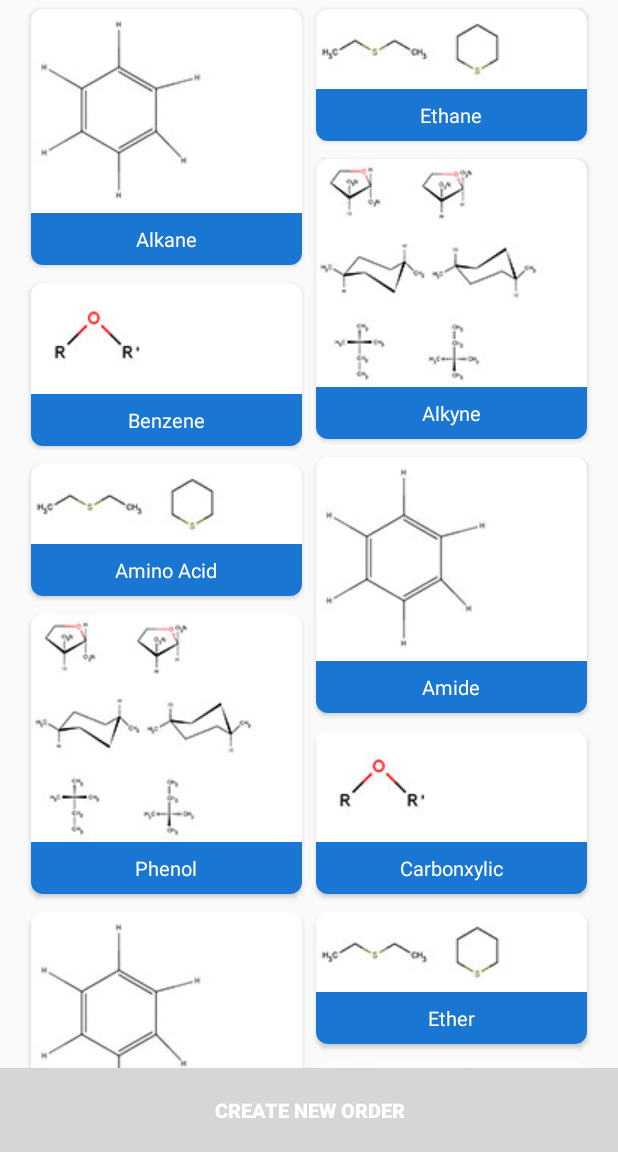
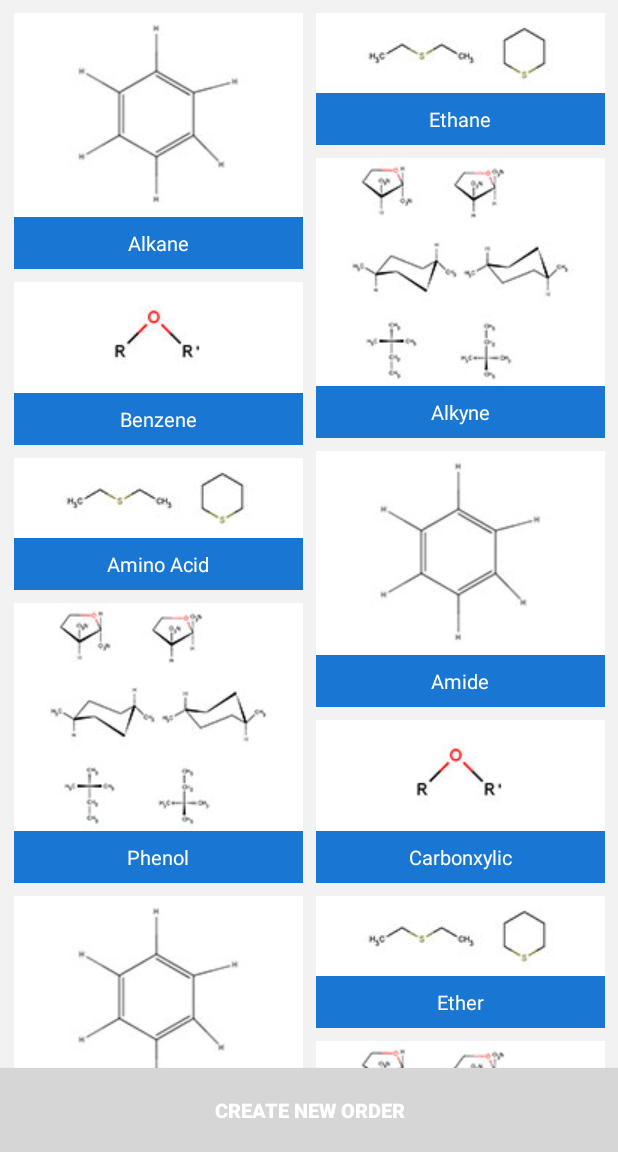
Before and after one commit to ismailkattakath/AndroidStaggeredGridLayoutManager, an Android app: the screen it shows after launch (MainActivity before the commit, OrderScreen after it), on a phone screen of 412 x 824 dp, the part 84-1236 px from its top. Run offline under Robolectric (Android 15) with nearby library versions, the phone set to English and light mode, and no system bars.

Commit message:
2nd commit

```diff
--- a/app/src/main/AndroidManifest.xml
+++ b/app/src/main/AndroidManifest.xml
@@ -8,7 +8,7 @@
         android:label="@string/app_name"
         android:theme="@style/AppTheme" >
         <activity
-            android:name=".MainActivity"
+            android:name=".OrderScreen"
             android:label="@string/app_name" >
             <intent-filter>
                 <action android:name="android.intent.action.MAIN" />
--- a/app/src/main/java/inducesmile/com/androidstaggeredgridlayoutmanager/ItemObjects.java
+++ b/app/src/main/java/inducesmile/com/androidstaggeredgridlayoutmanager/OrderObject.java
@@ -1,10 +1,10 @@
 package inducesmile.com.androidstaggeredgridlayoutmanager;
 
-public class ItemObjects {
+public class OrderObject {
     private String name;
     private int photo;
 
-    public ItemObjects(String name, int photo) {
+    public OrderObject(String name, int photo) {
         this.name = name;
         this.photo = photo;
     }
--- a/app/src/main/java/inducesmile/com/androidstaggeredgridlayoutmanager/MainActivity.java
+++ b/app/src/main/java/inducesmile/com/androidstaggeredgridlayoutmanager/OrderScreen.java
@@ -5,8 +5,6 @@ import android.support.v7.app.AppCompatActivity;
 import android.support.v7.widget.RecyclerView;
 import android.support.v7.widget.StaggeredGridLayoutManager;
 import android.support.v7.widget.Toolbar;
-import android.view.Menu;
-import android.view.MenuItem;
 import android.view.animation.AccelerateInterpolator;
 import android.view.animation.DecelerateInterpolator;
 
@@ -14,23 +12,26 @@ import java.util.ArrayList;
 import java.util.List;
 
 
-public class MainActivity extends AppCompatActivity {
+public class OrderScreen extends AppCompatActivity {
 
     private Toolbar mToolbar;
 
     @Override
     protected void onCreate(Bundle savedInstanceState) {
         super.onCreate(savedInstanceState);
-        setContentView(R.layout.activity_main);
+        setContentView(R.layout.activity_orderscreen);
         initRecyclerView();
         initToolbar();
     }
 
     private void initRecyclerView() {
         RecyclerView recyclerView = (RecyclerView)findViewById(R.id.recycler_view);
+        int spanCount = getResources().getInteger(R.integer.default_grid_column_count);
+        int spacing = (int) getResources().getDimension(R.dimen.tiny_margin);
+        recyclerView.addItemDecoration(new RecyclerGridViewSpacing(spacing, spanCount));
         //recyclerView.setHasFixedSize(true);
-        recyclerView.setLayoutManager(new StaggeredGridLayoutManager(2, 1));
-        SolventRecyclerViewAdapter rcAdapter = new SolventRecyclerViewAdapter(MainActivity.this, getListItemData());
+        recyclerView.setLayoutManager(new StaggeredGridLayoutManager(spanCount, 1));
+        RecyclerViewAdapter rcAdapter = new RecyclerViewAdapter(OrderScreen.this, getListItemData());
         recyclerView.setAdapter(rcAdapter);
 
         recyclerView.addOnScrollListener(new HidingScrollListener() {
@@ -62,20 +63,20 @@ public class MainActivity extends AppCompatActivity {
         mToolbar.setTitleTextColor(getResources().getColor(android.R.color.white));
     }
 
-    private List<ItemObjects> getListItemData(){
-        List<ItemObjects> listViewItems = new ArrayList<>();
-        listViewItems.add(new ItemObjects("Alkane", R.drawable.one));
-        listViewItems.add(new ItemObjects("Ethane", R.drawable.two));
-        listViewItems.add(new ItemObjects("Alkyne", R.drawable.three));
-        listViewItems.add(new ItemObjects("Benzene", R.drawable.four));
-        listViewItems.add(new ItemObjects("Amide", R.drawable.one));
-        listViewItems.add(new ItemObjects("Amino Acid", R.drawable.two));
-        listViewItems.add(new ItemObjects("Phenol", R.drawable.three));
-        listViewItems.add(new ItemObjects("Carbonxylic", R.drawable.four));
-        listViewItems.add(new ItemObjects("Nitril", R.drawable.one));
-        listViewItems.add(new ItemObjects("Ether", R.drawable.two));
-        listViewItems.add(new ItemObjects("Ester", R.drawable.three));
-        listViewItems.add(new ItemObjects("Alcohol", R.drawable.four));
+    private List<OrderObject> getListItemData(){
+        List<OrderObject> listViewItems = new ArrayList<>();
+        listViewItems.add(new OrderObject("Alkane", R.drawable.one));
+        listViewItems.add(new OrderObject("Ethane", R.drawable.two));
+        listViewItems.add(new OrderObject("Alkyne", R.drawable.three));
+        listViewItems.add(new OrderObject("Benzene", R.drawable.four));
+        listViewItems.add(new OrderObject("Amide", R.drawable.one));
+        listViewItems.add(new OrderObject("Amino Acid", R.drawable.two));
+        listViewItems.add(new OrderObject("Phenol", R.drawable.three));
+        listViewItems.add(new OrderObject("Carbonxylic", R.drawable.four));
+        listViewItems.add(new OrderObject("Nitril", R.drawable.one));
+        listViewItems.add(new OrderObject("Ether", R.drawable.two));
+        listViewItems.add(new OrderObject("Ester", R.drawable.three));
+        listViewItems.add(new OrderObject("Alcohol", R.drawable.four));
 
         return listViewItems;
     }
--- /dev/null
+++ b/app/src/main/java/inducesmile/com/androidstaggeredgridlayoutmanager/RecyclerGridViewSpacing.java
@@ -0,0 +1,39 @@
+package inducesmile.com.androidstaggeredgridlayoutmanager;
+
+import android.graphics.Rect;
+import android.support.v7.widget.RecyclerView;
+import android.util.Log;
+import android.view.View;
+
+public class RecyclerGridViewSpacing extends RecyclerView.ItemDecoration {
+
+    private int space;
+    private int spancount;
+
+    public RecyclerGridViewSpacing(int space, int spancount) {
+        this.space = space;
+        this.spancount = spancount;
+    }
+
+    @Override
+    public void getItemOffsets(Rect outRect, View view, RecyclerView parent, RecyclerView.State state) {
+        //outRect.left = space;
+        outRect.right = space;
+        outRect.bottom = space;
+
+        // Add top margin only for the first row to avoid double space between items
+
+        for(int i=0; i<spancount; i++) {
+            if (parent.getChildLayoutPosition(view) == i)
+                outRect.top = space;
+        }
+
+        /*if(parent.getChildLayoutPosition(view)%spancount == 0) {
+            Log.d("Card position", ""+ parent.getChildLayoutPosition(view));
+            outRect.right = 0;
+        } else {
+            outRect.right = space;
+        }*/
+
+    }
+}
--- a/app/src/main/java/inducesmile/com/androidstaggeredgridlayoutmanager/SolventRecyclerViewAdapter.java
+++ b/app/src/main/java/inducesmile/com/androidstaggeredgridlayoutmanager/RecyclerViewAdapter.java
@@ -8,25 +8,25 @@ import android.view.ViewGroup;
 
 import java.util.List;
 
-public class SolventRecyclerViewAdapter  extends RecyclerView.Adapter<SolventViewHolders> {
+public class RecyclerViewAdapter extends RecyclerView.Adapter<ViewHolder> {
 
-    private List<ItemObjects> itemList;
+    private List<OrderObject> itemList;
     private Context context;
 
-    public SolventRecyclerViewAdapter(Context context, List<ItemObjects> itemList) {
+    public RecyclerViewAdapter(Context context, List<OrderObject> itemList) {
         this.itemList = itemList;
         this.context = context;
     }
 
     @Override
-    public SolventViewHolders onCreateViewHolder(ViewGroup parent, int viewType) {
+    public ViewHolder onCreateViewHolder(ViewGroup parent, int viewType) {
 
-        View layoutView = LayoutInflater.from(parent.getContext()).inflate(R.layout.solvent_list, null);
-        return new SolventViewHolders(layoutView);
+        View layoutView = LayoutInflater.from(parent.getContext()).inflate(R.layout.order_card, null);
+        return new ViewHolder(layoutView);
     }
 
     @Override
-    public void onBindViewHolder(SolventViewHolders holder, int position) {
+    public void onBindViewHolder(ViewHolder holder, int position) {
         holder.countryName.setText(itemList.get(position).getName());
         holder.countryPhoto.setImageResource(itemList.get(position).getPhoto());
     }
--- a/app/src/main/java/inducesmile/com/androidstaggeredgridlayoutmanager/SolventViewHolders.java
+++ b/app/src/main/java/inducesmile/com/androidstaggeredgridlayoutmanager/ViewHolder.java
@@ -5,12 +5,12 @@ import android.view.View;
 import android.widget.ImageView;
 import android.widget.TextView;
 
-public class SolventViewHolders extends RecyclerView.ViewHolder {
+public class ViewHolder extends RecyclerView.ViewHolder {
 
     public TextView countryName;
     public ImageView countryPhoto;
 
-    public SolventViewHolders(View itemView) {
+    public ViewHolder(View itemView) {
         super(itemView);
         countryName = (TextView) itemView.findViewById(R.id.country_name);
         countryPhoto = (ImageView) itemView.findViewById(R.id.country_photo);
--- a/app/src/main/res/layout/activity_main.xml
+++ b/app/src/main/res/layout/activity_orderscreen.xml
@@ -1,6 +1,7 @@
 <FrameLayout xmlns:android="http://schemas.android.com/apk/res/android"
     android:layout_width="match_parent"
-    android:layout_height="match_parent">
+    android:layout_height="match_parent"
+    android:background="@color/background_secondary">
 
     <android.support.v7.widget.RecyclerView
         android:id="@+id/recycler_view"
@@ -9,9 +10,8 @@
         android:layout_marginBottom="@dimen/tool_bar_height"
         android:clipToPadding="false"
         android:paddingBottom="@dimen/tiny_margin"
-        android:paddingLeft="@dimen/default_margin"
-        android:paddingRight="@dimen/default_margin"
         android:paddingTop="@dimen/tool_bar_height"
+        android:paddingLeft="@dimen/tiny_margin"
         android:scrollbarStyle="outsideOverlay"
         android:scrollbars="vertical" />
 
@@ -21,9 +21,8 @@
         android:layout_width="match_parent"
         android:layout_height="@dimen/tool_bar_height"
         android:layout_gravity="bottom"
-        android:elevation="6dp"
         android:text="@string/new_order" />
 
-    <include layout="@layout/toolbar_actionbar" />
+    <include layout="@layout/toolbar_orderscreen" />
 
 </FrameLayout>
--- /dev/null
+++ b/app/src/main/res/layout/order_card.xml
@@ -0,0 +1,34 @@
+<?xml version="1.0" encoding="utf-8"?>
+<FrameLayout xmlns:android="http://schemas.android.com/apk/res/android"
+    android:layout_width="match_parent"
+    android:layout_height="wrap_content"
+    android:background="@color/background_primary">
+
+    <RelativeLayout
+        android:layout_width="match_parent"
+        android:layout_height="wrap_content"
+        android:layout_gravity="bottom">
+
+        <ImageView
+            android:id="@+id/country_photo"
+            android:layout_width="match_parent"
+            android:layout_height="wrap_content"
+            android:contentDescription="@string/action_settings"
+            android:src="@drawable/three" />
+
+        <TextView
+            android:id="@+id/country_name"
+            android:layout_width="match_parent"
+            android:layout_height="wrap_content"
+            android:layout_alignParentBottom="true"
+            android:layout_below="@+id/country_photo"
+            android:background="#1976D2"
+            android:gravity="center_horizontal"
+            android:paddingBottom="8dp"
+            android:paddingTop="8dp"
+            android:text="@string/hello_world"
+            android:textColor="#ffffff"
+            android:textSize="13sp" />
+    </RelativeLayout>
+
+</FrameLayout>
--- a/app/src/main/res/layout/solvent_list.xml
+++ /dev/null
@@ -1,39 +0,0 @@
-<?xml version="1.0" encoding="utf-8"?>
-<android.support.v7.widget.CardView
-    xmlns:card_view="http://schemas.android.com/apk/res-auto"
-    xmlns:android="http://schemas.android.com/apk/res/android"
-    android:id="@+id/card_view"
-    android:layout_width="wrap_content"
-    android:layout_height="wrap_content"
-    card_view:cardUseCompatPadding="true"
-    card_view:cardCornerRadius="8dp"
-    android:layout_marginBottom="16dp">
-
-    <RelativeLayout
-        android:layout_width="match_parent"
-        android:layout_height="match_parent">
-
-        <ImageView
-            android:id="@+id/country_photo"
-            android:layout_width="wrap_content"
-            android:layout_height="wrap_content"
-            android:contentDescription="@string/action_settings"
-            android:scaleType="centerCrop" />
-
-        <TextView
-            android:id="@+id/country_name"
-            android:layout_width="match_parent"
-            android:layout_height="wrap_content"
-            android:textSize="13sp"
-            android:text="@string/hello_world"
-            android:textColor="#ffffff"
-            android:layout_below="@+id/country_photo"
-            android:paddingBottom="8dp"
-            android:paddingTop="8dp"
-            android:gravity="center_horizontal"
-            android:layout_alignParentBottom="true"
-            android:background="#1976D2"/>
-
-    </RelativeLayout>
-
-</android.support.v7.widget.CardView>
```
Also changed, not shown: app/src/main/res/layout/toolbar_orderscreen.xml (renamed from app/src/main/res/layout/toolbar_actionbar.xml).
